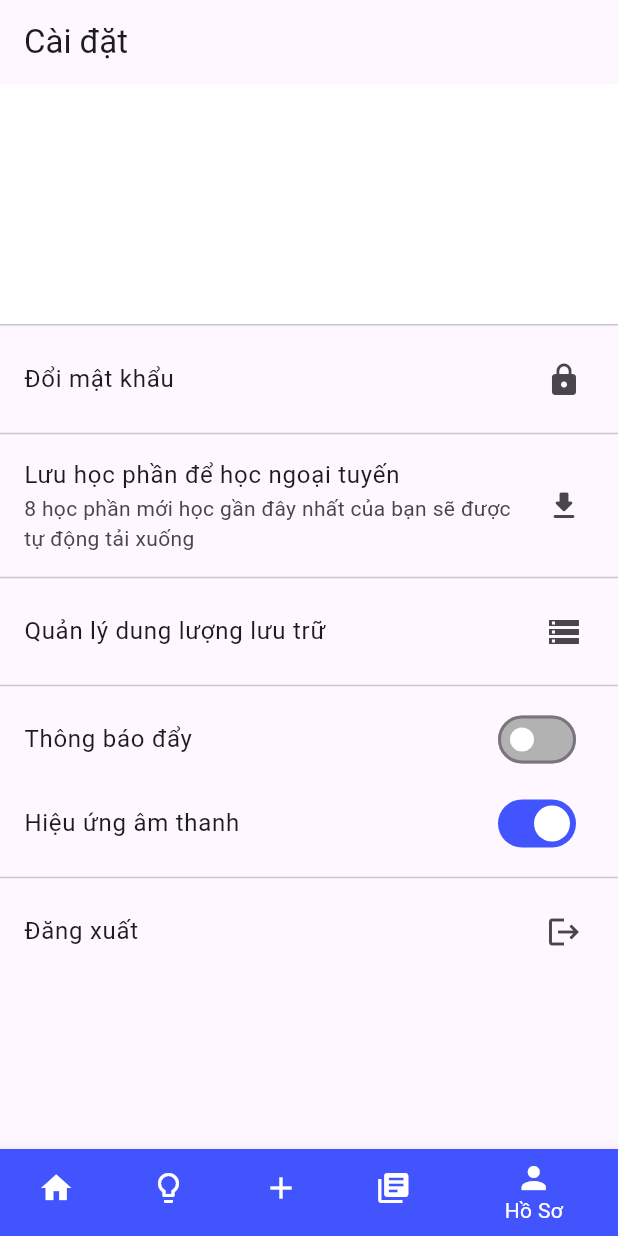
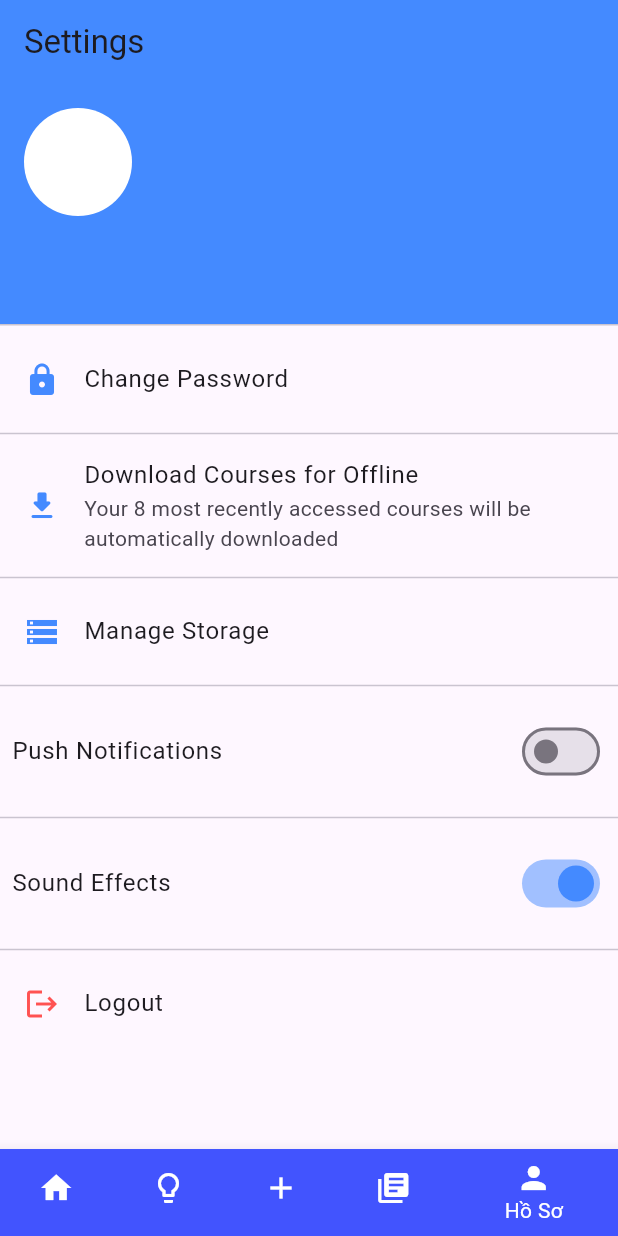
Before and after one commit to kuten2011/Learn-English-with-card, a Flutter app: the screen it shows once a user with an empty profile is signed in, item 5 of the bottom bar chosen, on a phone screen of 412 x 824 dp. Run offline on Flutter 3.47's test engine with Material 3 defaults, Android fonts, the phone set to English and light mode, and no system bars; our stand-ins replace cloud_firestore, firebase_auth, firebase_core; accounts and stored records are empty.

Commit message:
update add

```diff
--- a/lib/ui/homepage_ui/homeScreen.dart
+++ b/lib/ui/homepage_ui/homeScreen.dart
@@ -180,7 +180,7 @@ class _HomeScreenState extends State<HomeScreen> {
                   mainAxisAlignment: MainAxisAlignment.spaceBetween,
                   children: [
                     Text(
-                      'Các học phần',
+                      'Gợi ý học phần',
                       // 'Tương tự học phần của ${terms[0]['teacher']}',
                       style:
                           TextStyle(fontSize: 18, fontWeight: FontWeight.bold),
@@ -197,8 +197,8 @@ class _HomeScreenState extends State<HomeScreen> {
                   itemBuilder: (context, index) {
                     final similarterm = similarterms[index];
                     return EducationCard(
-                      title: similarterm['title'],
-                      userName: similarterm['userName'],
+                      title: similarterm['title'] ?? 'No Title',
+                      userName: similarterm['userName'] ?? 'No Username',
                       count: similarterm['english'] != null
                           ? similarterm['english'].length
                           : 0,
--- a/lib/ui/homepage_ui/settingScreen.dart
+++ b/lib/ui/homepage_ui/settingScreen.dart
@@ -8,10 +8,10 @@ class settingScreen extends StatefulWidget {
   const settingScreen({Key? key}) : super(key: key);
 
   @override
-  State<settingScreen> createState() => _settingScreenState();
+  State<settingScreen> createState() => _SettingScreenState();
 }
 
-class _settingScreenState extends State<settingScreen> {
+class _SettingScreenState extends State<settingScreen> {
   late User? user;
   late String userEmail = 'No Email';
   String userName = 'No Username';
@@ -66,95 +66,96 @@ class _settingScreenState extends State<settingScreen> {
     return Scaffold(
       appBar: AppBar(
         automaticallyImplyLeading: false,
-        title: const Text('Cài đặt'),
+        title: const Text('Settings'),
+        backgroundColor: Colors.blueAccent,
       ),
       body: isLoading
           ? const Center(child: CircularProgressIndicator())
-          : ListView(
+          : SingleChildScrollView(
+              child: Column(
                 children: <Widget>[
                   UserAccountsDrawerHeader(
                     accountName: Text(
                       userName,
-                    style: TextStyle(color: Colors.black),
+                      style: TextStyle(
+                        color: Colors.white,
+                        fontWeight: FontWeight.bold,
+                      ),
                     ),
                     accountEmail: Text(
                       userEmail,
-                    style: const TextStyle(color: Colors.black),
+                      style: const TextStyle(color: Colors.white70),
                     ),
-                  decoration: const BoxDecoration(
-                    color: Color.fromARGB(255, 255, 255, 255),
+                    currentAccountPicture: CircleAvatar(
+                      backgroundColor: Colors.white,
+                      child: Text(
+                        userName.isNotEmpty ? userName[0].toUpperCase() : '',
+                        style: TextStyle(
+                          fontSize: 40.0,
+                          color: Colors.blueAccent,
                         ),
                       ),
-                Padding(
-                  padding: const EdgeInsets.all(0),
-                  child: ListTile(
-                    title: const Text('Đổi mật khẩu'),
-                    trailing: const Icon(Icons.lock),
+                    ),
+                    decoration: BoxDecoration(
+                      color: Colors.blueAccent,
+                    ),
+                  ),
+                  ListTile(
+                    leading: Icon(Icons.lock, color: Colors.blueAccent),
+                    title: const Text('Change Password'),
                     onTap: () {
                       changePassword();
                     },
                   ),
+                  const Divider(),
+                  ListTile(
+                    leading: Icon(Icons.download_rounded, color: Colors.blueAccent),
+                    title: const Text('Download Courses for Offline'),
+                    subtitle: const Text(
+                      'Your 8 most recently accessed courses will be automatically downloaded',
                     ),
-                const Divider(),
-                Padding(
-                  padding: const EdgeInsets.all(0),
-                  child: ListTile(
-                    title: const Text('Lưu học phần để học ngoại tuyến'),
-                    subtitle: const Text(
-                      '8 học phần mới học gần đây nhất của bạn sẽ được tự động tải xuống',
-                    ),
-                    trailing: const Icon(Icons.download_rounded),
                     onTap: () {
                       // Navigate to offline learning screen
                     },
                   ),
-                ),
                   const Divider(),
-                Padding(
-                  padding: const EdgeInsets.all(0),
-                  child: ListTile(
-                    title: const Text('Quản lý dung lượng lưu trữ'),
-                    trailing: const Icon(Icons.storage),
+                  ListTile(
+                    leading: Icon(Icons.storage, color: Colors.blueAccent),
+                    title: const Text('Manage Storage'),
                     onTap: () {
                       // Navigate to storage management screen
                     },
                   ),
-                ),
                   const Divider(),
                   SwitchListTile(
-                  title: const Text('Thông báo đẩy'),
+                    activeColor: Colors.blueAccent,
+                    contentPadding: const EdgeInsets.all(8.0),
+                    title: const Text('Push Notifications'),
                     value: false,
-                  activeColor: Colors.white,
-                  activeTrackColor: const Color(0xFF4254FE),
-                  inactiveTrackColor: const Color.fromARGB(255, 178, 178, 178),
-                  inactiveThumbColor: const Color.fromARGB(255, 255, 255, 255),
-                  onChanged: (bool value) {
-                    // Handle push notification toggle
-                  },
-                ),
-                SwitchListTile(
-                  title: const Text('Hiệu ứng âm thanh'),
-                  value: true,
-                  activeColor: Colors.white,
-                  activeTrackColor: const Color(0xFF4254FE),
-                  inactiveTrackColor: const Color.fromARGB(255, 178, 178, 178),
-                  inactiveThumbColor: const Color.fromARGB(255, 255, 255, 255),
                     onChanged: (bool value) {
                       // Handle push notification toggle
                     },
                   ),
                   const Divider(),
-                Padding(
-                  padding: const EdgeInsets.all(0),
-                  child: ListTile(
-                    title: const Text('Đăng xuất'),
-                    trailing: const Icon(Icons.logout),
+                  SwitchListTile(
+                    activeColor: Colors.blueAccent,
+                    contentPadding: const EdgeInsets.all(8.0),
+                    title: const Text('Sound Effects'),
+                    value: true,
+                    onChanged: (bool value) {
+                      // Handle sound effects toggle
+                    },
+                  ),
+                  const Divider(),
+                  ListTile(
+                    leading: Icon(Icons.logout, color: Colors.redAccent),
+                    title: const Text('Logout'),
                     onTap: () {
                       signOut();
                     },
                   ),
+                ],
               ),
-              ],
             ),
     );
   }
@@ -169,8 +170,6 @@ class _settingScreenState extends State<settingScreen> {
   }
 
   void changePassword() {
-    // Thực hiện các hành động để chuyển đến màn hình đổi mật khẩu
-    // Ví dụ:
     Navigator.push(
       context,
       MaterialPageRoute(builder: (context) => ChangePasswordScreen()),
```
Also changed, not shown: lib/ui/term_ui/addTermScreen.dart (+96 -49 lines). Lines whose indentation alone changed are shown as unchanged.
